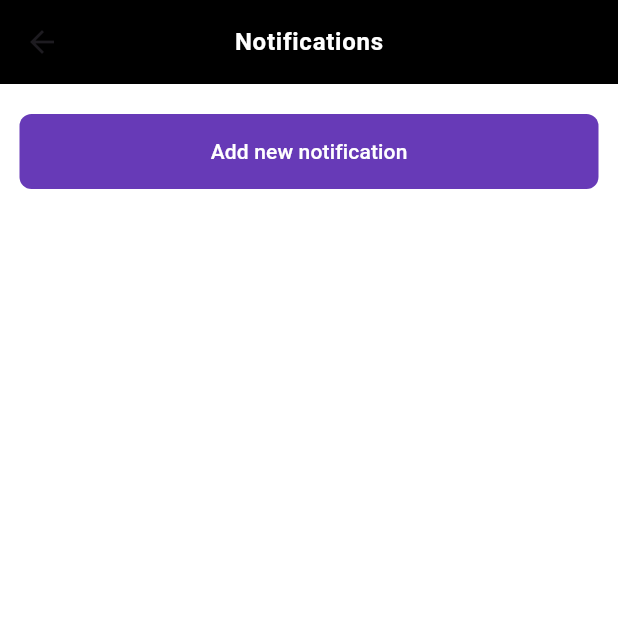
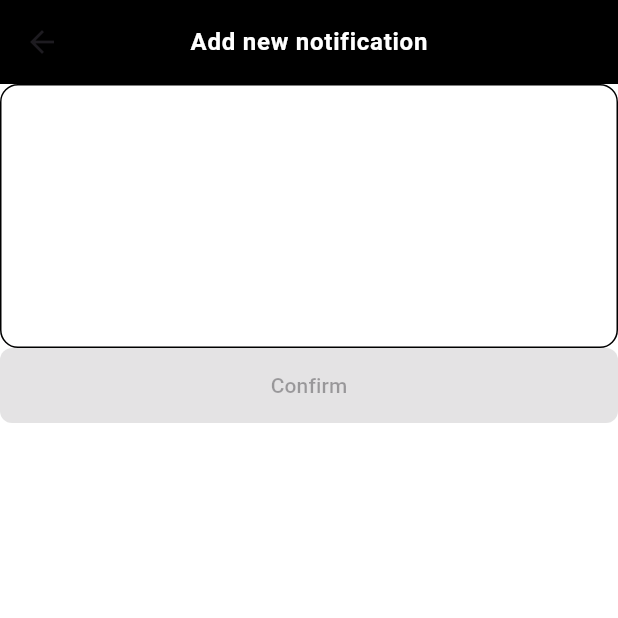
Before and after one commit to nicoolle/notificationsApp, a Flutter app: the NotificationsPage screen opened by its route, after a tap on "Add new notification", on a phone screen of 412 x 824 dp, the top half of it. Run offline on Flutter 3.47's test engine with Material 3 defaults, Android fonts, the phone set to English and light mode, and no system bars; our stand-ins replace flutter_easyloading, get, pinput, shared_preferences; accounts and stored records are empty.

Commit message:
notification page improvements added, initial repository structure added

```diff
--- /dev/null
+++ b/lib/data/models/notification.dart
@@ -0,0 +1,49 @@
+class NotificationModel {
+  NotificationModel({
+    this.id,
+    this.title,
+    this.message,
+    this.time,
+    this.backgroundColor,
+    this.icon,
+    this.type,
+  });
+
+  String? id;
+  String? title;
+  String? message;
+  DateTime? time;
+  NotificationColorEnum? backgroundColor;
+  NotificationIconEnum? icon;
+  NotificationTypeEnum? type;
+
+  factory NotificationModel.fromJson(Map<String, dynamic> json) {
+    return NotificationModel(
+      id: json["id"],
+      title: json["title"],
+      message: json["message"],
+      time: DateTime.parse(json["time"]),
+      backgroundColor: NotificationColorEnum.values.byName(json["backgroundColor"].split('.').last),
+      icon: NotificationIconEnum.values.byName(json["icon"].split('.').last),
+      type: NotificationTypeEnum.values.byName(json["type"].split('.').last),
+    );
+  }
+
+  Map<String, dynamic> toJson() {
+    return {
+      "id": id,
+      "title": title,
+      "message": message,
+      "time": time.toString(),
+      "backgroundColor": backgroundColor.toString(),
+      "icon": icon.toString(),
+      "type": type.toString(),
+    };
+  }
+}
+
+enum NotificationColorEnum { blue, red, yellow, purple, pink }
+
+enum NotificationIconEnum { business, list, person, notification, error }
+
+enum NotificationTypeEnum { onetime, recurring }
--- /dev/null
+++ b/lib/data/repositories/add_notification_repository.dart
@@ -0,0 +1,31 @@
+import 'dart:convert';
+
+import 'package:make_it_app/data/models/notification.dart';
+import 'package:shared_preferences/shared_preferences.dart';
+
+class NotificationRepository {
+  addNewNotification(NotificationModel notification) async {
+    final SharedPreferences prefs = await SharedPreferences.getInstance();
+    var notificationsList = prefs.getStringList("notifications");
+    if (notificationsList == null) {
+      List<String> newList = [jsonEncode(notification)];
+      await prefs.setStringList("notifications", newList);
+      print(newList);
+    }
+    else {
+      notificationsList.add(jsonEncode(notification));
+      await prefs.setStringList("notifications", notificationsList);
+      print(notificationsList);
+    }
+  }
+
+  Future<List<NotificationModel>> getNotifications() async {
+    final SharedPreferences prefs = await SharedPreferences.getInstance();
+    var notificationsList = prefs.getStringList("notifications");
+    if (notificationsList != null) {
+      return notificationsList.map((e) => NotificationModel.fromJson(jsonDecode(e) as Map<String, dynamic>)).toList();
+    }
+
+    return [];
+  }
+}
--- /dev/null
+++ b/lib/presentation/controllers/add_notification/add_notification_binding.dart
@@ -0,0 +1,9 @@
+import 'package:get/get.dart';
+import 'add_notification_controller.dart';
+
+class AddNotificationBinding extends Bindings {
+  @override
+  void dependencies() {
+    Get.lazyPut<AddNotificationController>(() => AddNotificationController());
+  }
+}
--- /dev/null
+++ b/lib/presentation/controllers/add_notification/add_notification_controller.dart
@@ -0,0 +1,32 @@
+import 'package:get/get.dart';
+import 'package:make_it_app/data/models/notification.dart';
+import 'package:make_it_app/data/repositories/add_notification_repository.dart';
+
+class AddNotificationController extends GetxController {
+  final NotificationRepository repository = NotificationRepository();
+  late List<NotificationModel> notificationModel;
+
+  @override
+  void onInit() async {
+    super.onInit();
+    notificationModel = await repository.getNotifications();
+    print(notificationModel);
+  }
+
+  @override
+  void onReady() async {
+    super.onReady();
+  }
+
+  addNewNotification() {
+    final notification = NotificationModel(
+        id: '1',
+        title: 'title',
+        message: 'mes',
+        time: DateTime.now(),
+        backgroundColor: NotificationColorEnum.red,
+        icon: NotificationIconEnum.notification,
+        type: NotificationTypeEnum.recurring);
+    repository.addNewNotification(notification);
+  }
+}
--- /dev/null
+++ b/lib/presentation/pages/add_notification/add_notification_page.dart
@@ -0,0 +1,28 @@
+import 'package:flutter/material.dart';
+import 'package:get/get.dart';
+import 'package:make_it_app/presentation/controllers/add_notification/add_notification_controller.dart';
+import 'package:make_it_app/style/app_sizes.dart';
+import 'package:make_it_app/utils/app_bar.dart';
+
+class AddNotificationPage extends GetView<AddNotificationController> {
+  const AddNotificationPage({super.key});
+
+  @override
+  Widget build(BuildContext context) {
+    return Scaffold(
+      backgroundColor: Colors.white,
+      appBar: const MiAppBar(
+        title: 'Add new notification',
+      ),
+      body: Column(
+        children: [
+          TextField(
+            keyboardType: TextInputType.multiline,
+            maxLines: 6,
+          ),
+          FilledButton(onPressed: controller.addNewNotification(), child: Text('Confirm'))
+        ],
+      ),
+    );
+  }
+}
--- /dev/null
+++ b/lib/presentation/pages/notifications/notification_card.dart
@@ -0,0 +1,125 @@
+import 'package:flutter/material.dart';
+import 'package:make_it_app/style/app_sizes.dart';
+
+class NotificationCard extends StatelessWidget {
+  const NotificationCard({super.key});
+
+  final bool test = true;
+
+  @override
+  Widget build(BuildContext context) {
+    return ConstrainedBox(
+      constraints: BoxConstraints(maxHeight: test ? 180 : 220),
+      child: Card(
+        margin: const EdgeInsets.all(16),
+        shape: RoundedRectangleBorder(
+          side: const BorderSide(color: Colors.deepPurple),
+          borderRadius: BorderRadius.circular(10),
+        ),
+        child: Padding(
+          padding: const EdgeInsets.all(16.0),
+          child: Stack(
+            children: [
+              const Positioned(
+                  top: 0,
+                  right: 0,
+                  child: Icon(
+                    Icons.delete_forever_rounded,
+                    color: Colors.red,
+                    size: 28,
+                  )),
+              Column(
+                crossAxisAlignment: CrossAxisAlignment.start,
+                children: [
+                  // Container(
+                  //   padding: const EdgeInsets.all(3),
+                  //   decoration: BoxDecoration(
+                  //     borderRadius: BorderRadius.circular(100),
+                  //       border: Border.all(color: Colors.black45)),
+                  //   child: const Icon(
+                  //     Icons.shopping_bag_outlined,
+                  //     size: 26,
+                  //   ),
+                  // ),
+
+                  const TextWidget(defaultText: 'Time: ', data: '21:10'),
+                  gapH12,
+                  const TextWidget(defaultText: 'Message: ', data: 'Do this'),
+                ],
+              ),
+              Align(
+                alignment: Alignment.bottomCenter,
+                child: Row(
+                  mainAxisAlignment: MainAxisAlignment.spaceBetween,
+                  children: [
+                    ResponsiveButton(
+                      text: 'Select triger 1',
+                      onPressed: () {},
+                    ),
+                    ResponsiveButton(
+                      text: 'Select triger 2',
+                      onPressed: () {},
+                    )
+                  ],
+                ),
+              ),
+            ],
+          ),
+        ),
+      ),
+    );
+  }
+}
+
+class TextWidget extends StatelessWidget {
+  const TextWidget({super.key, required this.defaultText, required this.data});
+
+  final String defaultText;
+  final String data;
+
+  @override
+  Widget build(BuildContext context) {
+    return RichText(
+      text: TextSpan(
+        text: defaultText,
+        style: Theme.of(context)
+            .textTheme
+            .bodyMedium
+            ?.copyWith(color: Colors.black45),
+        children: [
+          TextSpan(
+            text: data,
+            style: const TextStyle(
+                fontWeight: FontWeight.bold, color: Colors.black),
+          ),
+        ],
+      ),
+    );
+  }
+}
+
+class ResponsiveButton extends StatelessWidget {
+  const ResponsiveButton(
+      {super.key, required this.text, required this.onPressed});
+
+  final String text;
+  final Function onPressed;
+
+  @override
+  Widget build(BuildContext context) {
+    return ConstrainedBox(
+      constraints:
+          BoxConstraints(minWidth: MediaQuery.of(context).size.width / 2 - 40),
+      child: OutlinedButton(
+        onPressed: onPressed(),
+        child: Text(
+          text,
+          style: Theme.of(context)
+              .textTheme
+              .bodyMedium
+              ?.copyWith(fontWeight: FontWeight.bold, color: Colors.deepPurple),
+        ),
+      ),
+    );
+  }
+}
--- a/lib/presentation/pages/notifications/notifications_page.dart
+++ b/lib/presentation/pages/notifications/notifications_page.dart
@@ -1,6 +1,9 @@
 import 'package:flutter/material.dart';
 import 'package:get/get.dart';
 import 'package:make_it_app/presentation/controllers/notifications/notifications_controller.dart';
+import 'package:make_it_app/presentation/pages/notifications/notification_card.dart';
+import 'package:make_it_app/routes/routes.dart';
+import 'package:make_it_app/style/app_sizes.dart';
 import 'package:make_it_app/utils/app_bar.dart';
 
 class NotificationsPage extends GetView<NotificationsController> {
@@ -13,16 +16,82 @@ class NotificationsPage extends GetView<NotificationsController> {
       appBar: const MiAppBar(
         title: 'Notifications',
       ),
-      body: Obx(
-        () => Center(
+      body: DefaultTabController(
+        length: 2,
+        child: Center(
           child: Column(
             crossAxisAlignment: CrossAxisAlignment.center,
+
             children: [
+              Container(
+                width: MediaQuery.of(context).size.width,
+                decoration: const BoxDecoration(color: Colors.black),
+                child: Container(
+                  margin: const EdgeInsets.all(16),
+                  decoration: const BoxDecoration(
+                    color: Colors.white,
+                    borderRadius: BorderRadius.all(Radius.circular(8.0)),
+                  ),
+                  child: TabBar(
+                    indicator: BoxDecoration(
+                        color: Colors.deepPurple,
+                        borderRadius: BorderRadius.circular(8)),
+                    labelColor: Colors.white,
+                    unselectedLabelColor: Colors.black,
+                    indicatorColor: Colors.blue,
+                    indicatorSize: TabBarIndicatorSize.tab,
+                    indicatorPadding: const EdgeInsets.all(3),
+                    labelStyle: const TextStyle(fontWeight: FontWeight.bold),
+                    unselectedLabelStyle:
+                        const TextStyle(fontWeight: FontWeight.normal),
+                    tabs: const [
+                      Tab(
+                        child: Row(
+                          mainAxisAlignment: MainAxisAlignment.center,
+                          children: [
+                            Icon(Icons.timer_outlined),
+                            gapW2,
+                            Text('On Time'),
+                          ],
+                        ),
+                      ),
+                      Tab(
+                        child: Row(
+                          mainAxisAlignment: MainAxisAlignment.center,
+                          children: [
+                            Icon(Icons.history),
+                            gapW2,
+                            Text('Recurring'),
+                          ],
+                        ),
+                      ),
+                    ],
+                  ),
+                ),
+              ),
+              const Expanded(
+                child: TabBarView(
+                  physics: NeverScrollableScrollPhysics(),
+                    children: [
+                      // "On Time" Tab Content
+                      Center(
+                        child: NotificationCard(),
+                      ),
+                      // "Recurring" Tab Content
+                      Center(
+                        child: Text('Recurring Tab Content'),
+                      ),
+                    ],
+
+                ),
+              ),
               Padding(
                 padding:
                     const EdgeInsets.symmetric(horizontal: 13.0, vertical: 20),
                 child: FilledButton(
-                  onPressed: () {},
+                  onPressed: () {
+                    Get.toNamed(Routes.ADD_NOTIFICATION);
+                  },
                   child: const Text('Add new notification'),
                 ),
               ),
--- a/lib/routes/app_pages.dart
+++ b/lib/routes/app_pages.dart
@@ -1,6 +1,8 @@
 import 'package:get/get_navigation/src/routes/get_route.dart';
+import 'package:make_it_app/presentation/controllers/add_notification/add_notification_binding.dart';
 import 'package:make_it_app/presentation/controllers/login/login_binding.dart';
 import 'package:make_it_app/presentation/controllers/notifications/notifications_binding.dart';
+import 'package:make_it_app/presentation/pages/add_notification/add_notification_page.dart';
 import 'package:make_it_app/presentation/pages/login/login_page.dart';
 import 'package:make_it_app/presentation/pages/notifications/notifications_page.dart';
 import 'package:make_it_app/routes/routes.dart';
@@ -16,6 +18,11 @@ class AppPages {
       name: Routes.NOTIFICATIONS,
       page: () => const NotificationsPage(),
       binding: NotificationsBinding(),
-    )
+    ),
+    GetPage(
+      name: Routes.ADD_NOTIFICATION,
+      page: () => const AddNotificationPage(),
+      binding: AddNotificationBinding(),
+    ),
   ];
 }
--- a/lib/routes/routes.dart
+++ b/lib/routes/routes.dart
@@ -1,4 +1,5 @@
 abstract class Routes {
   static const LOGIN = '/login';
   static const NOTIFICATIONS = '/notifications';
+  static const ADD_NOTIFICATION = '/add_notification';
 }
--- a/lib/style/app_theme.dart
+++ b/lib/style/app_theme.dart
@@ -15,11 +15,19 @@ class MITheme {
         ),
         filledButtonTheme: FilledButtonThemeData(
           style: FilledButton.styleFrom(
-          shape: RoundedRectangleBorder(borderRadius: BorderRadius.circular(8)),
+            shape:
+                RoundedRectangleBorder(borderRadius: BorderRadius.circular(8)),
             backgroundColor: Colors.deepPurple,
             minimumSize: const Size.fromHeight(50),
           ),
         ),
-    );
+        outlinedButtonTheme: OutlinedButtonThemeData(
+          style: OutlinedButton.styleFrom(
+            side: const BorderSide(color: Colors.deepPurple),
+            backgroundColor: Colors.white,
+            shape:
+                RoundedRectangleBorder(borderRadius: BorderRadius.circular(10)),
+          ),
+        ));
   }
 }
--- a/lib/utils/app_bar.dart
+++ b/lib/utils/app_bar.dart
@@ -1,7 +1,9 @@
 import 'package:flutter/material.dart';
 
 class MiAppBar extends StatelessWidget implements PreferredSizeWidget {
-  const MiAppBar({super.key, required this.title})
+  const MiAppBar(
+      {super.key,
+      required this.title})
       : preferredSize = const Size.fromHeight(kToolbarHeight);
 
   final String title;
--- a/pubspec.yaml
+++ b/pubspec.yaml
@@ -30,6 +30,8 @@ dependencies:
   flutter_easyloading: ^3.0.5
   intl: ^0.19.0
   pinput: ^4.0.0
+  buttons_tabbar: ^1.3.8
+  shared_preferences: ^2.2.2
 
 dev_dependencies:
   flutter_test:
```
Also changed, not shown: pubspec.lock, 1 other file. Lines whose indentation alone changed are shown as unchanged.
